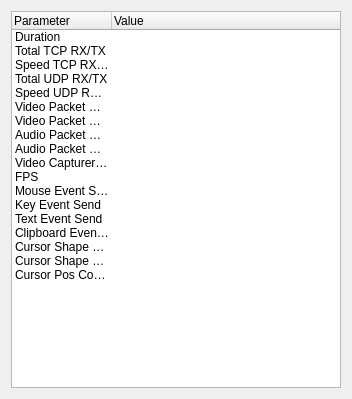
Qt form source/client/ui/desktop/statistics_dialog.ui (dchapyshev/aspia) before a commit.
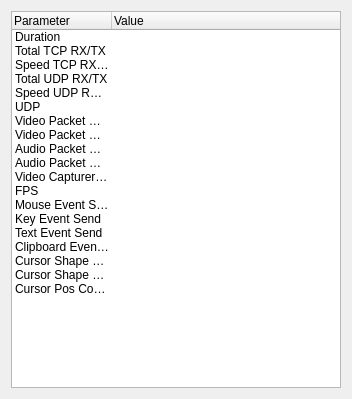
The same form after that commit.

What changed in the file:
```diff
--- a/source/client/ui/desktop/statistics_dialog.ui
+++ b/source/client/ui/desktop/statistics_dialog.ui
@@ -66,6 +66,11 @@
        <string notr="true"/>
       </property>
      </item>
+     <item>
+      <property name="text">
+       <string notr="true">UDP</string>
+      </property>
+     </item>
      <item>
       <property name="text">
        <string notr="true">Video Packet Count</string>
```
